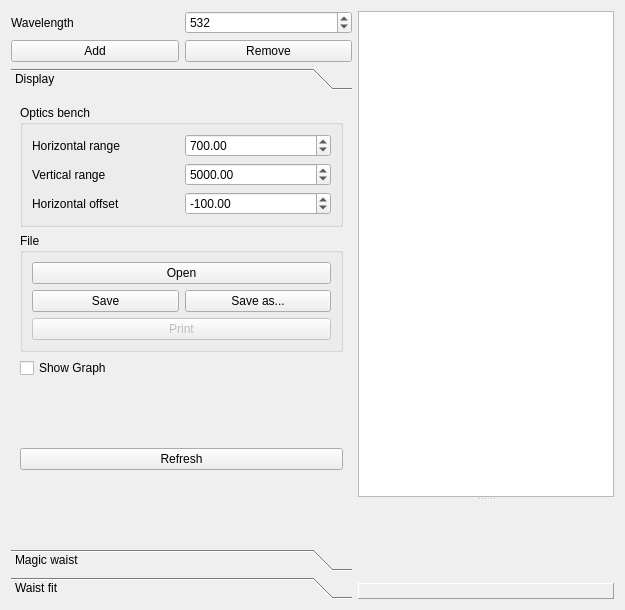
This is GaussianBeamForm.ui in krokosik/GaussianBeam as Qt 5 draws it before an edit. The edited form follows.
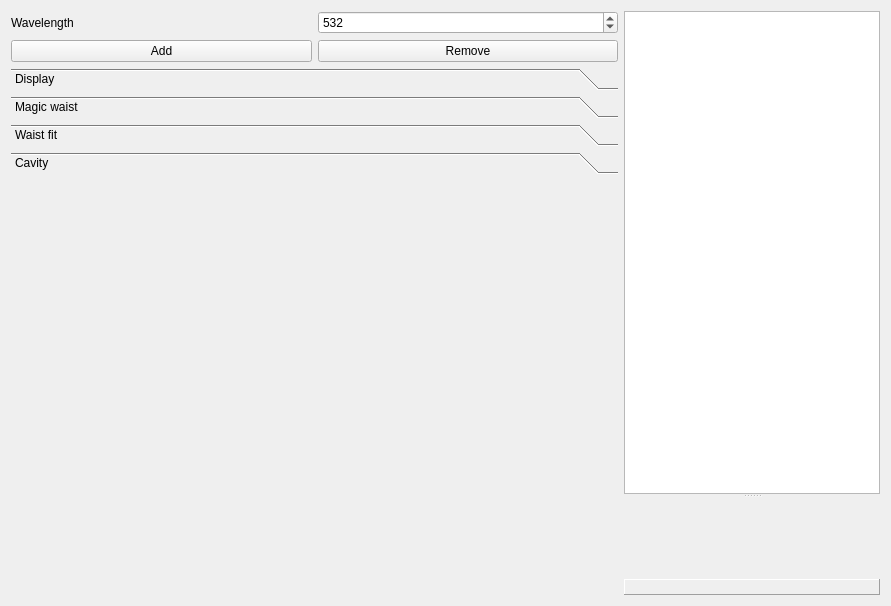
This is the edited form. The open tabs and pages were chosen to show the change.

Commit message: First Try at a cavity mode Introduced a Generic ABCD optics

What changed in the file:
```diff
--- a/GaussianBeamForm.ui
+++ b/GaussianBeamForm.ui
@@ -5,8 +5,8 @@
    <rect>
     <x>0</x>
     <y>0</y>
-    <width>625</width>
-    <height>610</height>
+    <width>891</width>
+    <height>606</height>
    </rect>
   </property>
   <property name="windowTitle" >
@@ -85,8 +85,8 @@
          <rect>
           <x>0</x>
           <y>0</y>
-          <width>341</width>
-          <height>422</height>
+          <width>591</width>
+          <height>403</height>
          </rect>
         </property>
         <attribute name="label" >
@@ -507,6 +507,19 @@
          </item>
         </layout>
        </widget>
+       <widget class="QWidget" name="page_Cavity" >
+        <property name="geometry" >
+         <rect>
+          <x>0</x>
+          <y>0</y>
+          <width>607</width>
+          <height>375</height>
+         </rect>
+        </property>
+        <attribute name="label" >
+         <string>Cavity</string>
+        </attribute>
+       </widget>
       </widget>
      </item>
     </layout>
```
Left out of the diff: 13 changed lines with no effect on the pictures. The commit also changes 10 other files.
